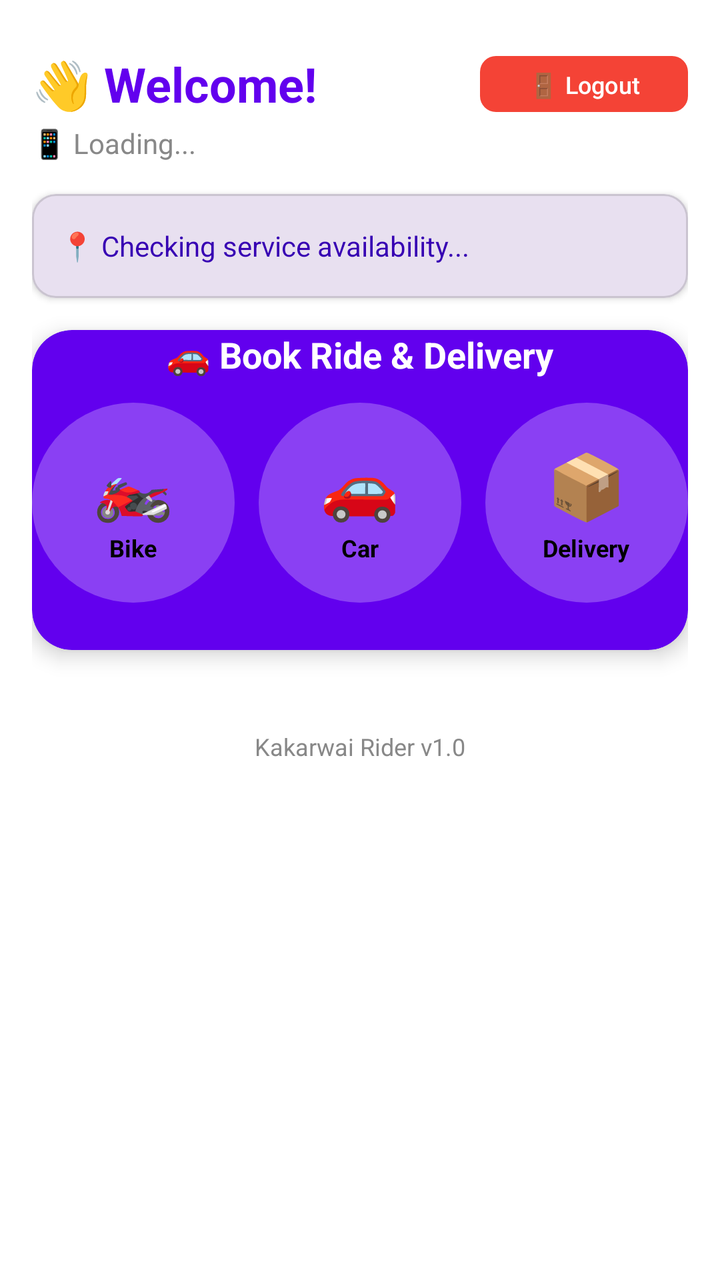
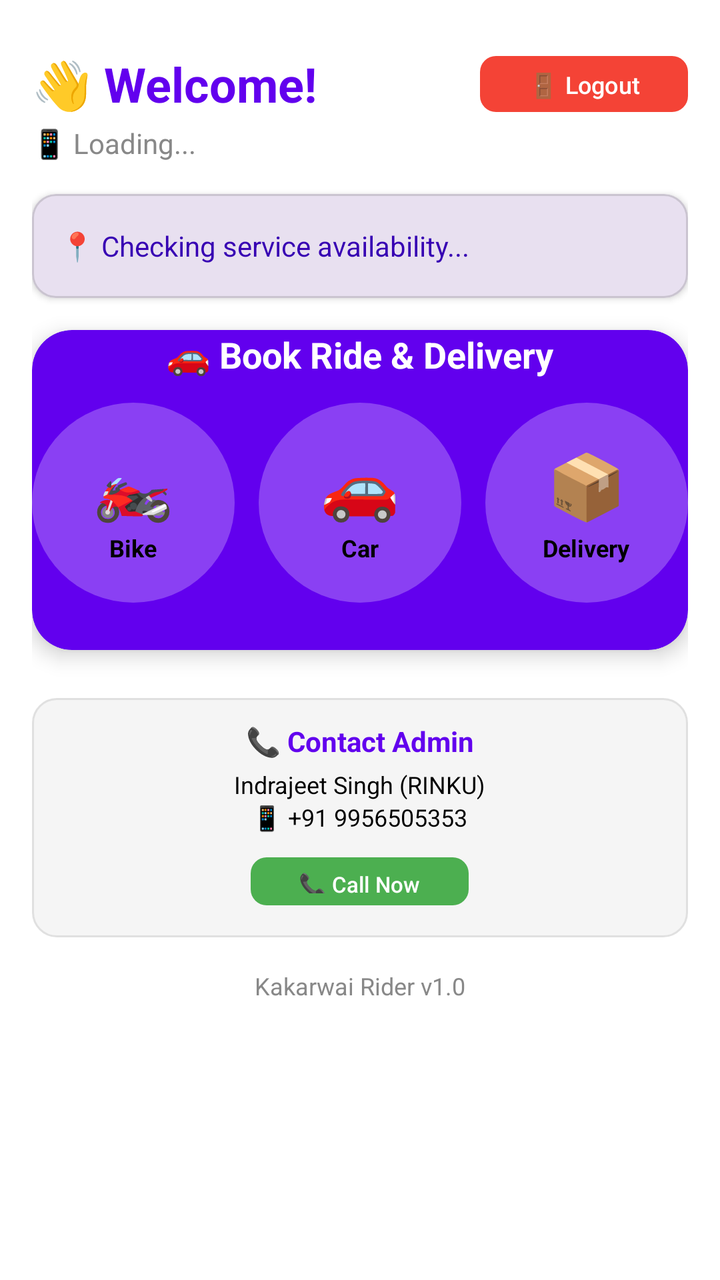

The first picture is an Android layout as it rendered before a commit; the second is the same layout after the commit. The layout source and the unified diff follow.
<!-- AndroidManifest.xml: application theme Theme.KakarwaiRider -->
<!-- res/layout/fragment_home.xml -->
<?xml version="1.0" encoding="utf-8"?>
<ScrollView xmlns:android="http://schemas.android.com/apk/res/android"
    xmlns:app="http://schemas.android.com/apk/res-auto"
    android:layout_width="match_parent"
    android:layout_height="match_parent"
    android:fillViewport="true"
    android:background="@color/white">

    <LinearLayout
        android:layout_width="match_parent"
        android:layout_height="wrap_content"
        android:orientation="vertical"
        android:padding="16dp"
        android:paddingBottom="80dp">

        
        <LinearLayout
            android:layout_width="match_parent"
            android:layout_height="wrap_content"
            android:orientation="horizontal"
            android:gravity="center_vertical"
            android:layout_marginTop="8dp"
            android:layout_marginBottom="2dp">

            <TextView
                android:id="@+id/tvWelcome"
                android:layout_width="0dp"
                android:layout_height="wrap_content"
                android:layout_weight="1"
                android:text="👋 Welcome!"
                android:textSize="24sp"
                android:textStyle="bold"
                android:textColor="@color/primary" />

            <com.google.android.material.button.MaterialButton
                android:id="@+id/btnLogout"
                android:layout_width="wrap_content"
                android:layout_height="36dp"
                android:text="🚪 Logout"
                android:textSize="12sp"
                app:cornerRadius="8dp"
                android:textColor="@color/white"
                app:backgroundTint="@color/red" />

        </LinearLayout>

        <TextView
            android:id="@+id/tvPhone"
            android:layout_width="wrap_content"
            android:layout_height="wrap_content"
            android:text="📱 Loading..."
            android:textSize="14sp"
            android:textColor="@color/grey"
            android:layout_marginBottom="16dp" />

        
        <com.google.android.material.card.MaterialCardView
            android:id="@+id/cardServiceStatus"
            android:layout_width="match_parent"
            android:layout_height="wrap_content"
            app:cardCornerRadius="12dp"
            app:cardElevation="2dp"
            android:layout_marginBottom="16dp"
            app:cardBackgroundColor="@color/primary_container">

            <LinearLayout
                android:layout_width="match_parent"
                android:layout_height="wrap_content"
                android:orientation="horizontal"
                android:padding="14dp"
                android:gravity="center_vertical">

                <TextView
                    android:id="@+id/tvServiceStatus"
                    android:layout_width="0dp"
                    android:layout_height="wrap_content"
                    android:layout_weight="1"
                    android:text="📍 Checking service availability..."
                    android:textSize="14sp"
                    android:textColor="@color/primary_dark" />

                <ProgressBar
                    android:id="@+id/progressServiceCheck"
                    android:layout_width="24dp"
                    android:layout_height="24dp"
                    android:indeterminateTint="@color/primary" />

            </LinearLayout>

        </com.google.android.material.card.MaterialCardView>

        
        <com.google.android.material.card.MaterialCardView
            android:id="@+id/cardServiceUnavailable"
            android:layout_width="match_parent"
            android:layout_height="wrap_content"
            app:cardCornerRadius="12dp"
            app:cardElevation="2dp"
            android:layout_marginBottom="16dp"
            android:visibility="gone"
            app:cardBackgroundColor="@color/orange_light">

            <LinearLayout
                android:layout_width="match_parent"
                android:layout_height="wrap_content"
                android:orientation="vertical"
                android:padding="20dp"
                android:gravity="center">

                <TextView
                    android:layout_width="wrap_content"
                    android:layout_height="wrap_content"
                    android:text="🚫"
                    android:textSize="40sp" />

                <TextView
                    android:layout_width="wrap_content"
                    android:layout_height="wrap_content"
                    android:text="Service Unavailable"
                    android:textSize="18sp"
                    android:textStyle="bold"
                    android:textColor="@color/orange_dark"
                    android:layout_marginTop="4dp" />

                <TextView
                    android:layout_width="wrap_content"
                    android:layout_height="wrap_content"
                    android:text="We are currently serving within 50km radius."
                    android:textSize="13sp"
                    android:textColor="@color/orange_dark"
                    android:gravity="center"
                    android:layout_marginTop="2dp" />

            </LinearLayout>

        </com.google.android.material.card.MaterialCardView>

        
        <androidx.cardview.widget.CardView
            android:id="@+id/cardBookRide"
            android:layout_width="match_parent"
            android:layout_height="wrap_content"
            android:minHeight="160dp"
            android:layout_marginBottom="16dp"
            app:cardCornerRadius="20dp"
            app:cardElevation="6dp"
            android:foreground="?attr/selectableItemBackground"
            app:cardBackgroundColor="@color/primary"
            android:padding="16dp">

            <LinearLayout
                android:layout_width="match_parent"
                android:layout_height="wrap_content"
                android:orientation="vertical"
                android:gravity="center">

                
                <TextView
                    android:layout_width="wrap_content"
                    android:layout_height="wrap_content"
                    android:text="🚗 Book Ride &amp; Delivery"
                    android:textSize="18sp"
                    android:textStyle="bold"
                    android:textColor="@color/white"
                    android:layout_marginBottom="12dp" />

                
                <LinearLayout
                    android:layout_width="match_parent"
                    android:layout_height="wrap_content"
                    android:orientation="horizontal"
                    android:gravity="center">

                    
                    <LinearLayout
                        android:layout_width="0dp"
                        android:layout_height="100dp"
                        android:layout_weight="1"
                        android:orientation="vertical"
                        android:gravity="center"
                        android:background="@drawable/bg_white_circle"
                        android:layout_marginEnd="6dp"
                        android:padding="8dp">

                        <TextView
                            android:layout_width="wrap_content"
                            android:layout_height="wrap_content"
                            android:text="🏍️"
                            android:textSize="32sp" />

                        <TextView
                            android:layout_width="wrap_content"
                            android:layout_height="wrap_content"
                            android:text="Bike"
                            android:textSize="12sp"
                            android:textStyle="bold"
                            android:textColor="@color/black"
                            android:layout_marginTop="2dp" />

                    </LinearLayout>

                    
                    <LinearLayout
                        android:layout_width="0dp"
                        android:layout_height="100dp"
                        android:layout_weight="1"
                        android:orientation="vertical"
                        android:gravity="center"
                        android:background="@drawable/bg_white_circle"
                        android:layout_marginStart="6dp"
                        android:layout_marginEnd="6dp"
                        android:padding="8dp">

                        <TextView
                            android:layout_width="wrap_content"
                            android:layout_height="wrap_content"
                            android:text="🚗"
                            android:textSize="32sp" />

                        <TextView
                            android:layout_width="wrap_content"
                            android:layout_height="wrap_content"
                            android:text="Car"
                            android:textSize="12sp"
                            android:textStyle="bold"
                            android:textColor="@color/black"
                            android:layout_marginTop="2dp" />

                    </LinearLayout>

                    
                    <LinearLayout
                        android:layout_width="0dp"
                        android:layout_height="100dp"
                        android:layout_weight="1"
                        android:orientation="vertical"
                        android:gravity="center"
                        android:background="@drawable/bg_white_circle"
                        android:layout_marginStart="6dp"
                        android:padding="8dp">

                        <TextView
                            android:layout_width="wrap_content"
                            android:layout_height="wrap_content"
                            android:text="📦"
                            android:textSize="32sp" />

                        <TextView
                            android:layout_width="wrap_content"
                            android:layout_height="wrap_content"
                            android:text="Delivery"
                            android:textSize="12sp"
                            android:textStyle="bold"
                            android:textColor="@color/black"
                            android:layout_marginTop="2dp" />

                    </LinearLayout>

                </LinearLayout>

            </LinearLayout>

        </androidx.cardview.widget.CardView>

        
        <TextView
            android:layout_width="match_parent"
            android:layout_height="wrap_content"
            android:text="Kakarwai Rider v1.0"
            android:textSize="12sp"
            android:textColor="@color/grey"
            android:gravity="center"
            android:layout_marginTop="24dp" />

    </LinearLayout>

</ScrollView>
<!-- resources referenced by this layout -->
<resources>
  <color name="black">#FF000000</color>
  <color name="grey">#888888</color>
  <color name="orange_dark">#E65100</color>
  <color name="orange_light">#FFF3E0</color>
  <color name="primary">@color/purple_500</color>
  <color name="primary_container">#E8E0F0</color>
  <color name="primary_dark">@color/purple_700</color>
  <color name="red">#F44336</color>
  <color name="white">#FFFFFFFF</color>
  <!-- drawable bg_white_circle (drawable) -->
  <?xml version="1.0" encoding="utf-8"?>
  <shape xmlns:android="http://schemas.android.com/apk/res/android"
      android:shape="oval">
      <solid android:color="#40FFFFFF" />
  </shape>
  <style name="Theme.KakarwaiRider" parent="Base.Theme.KakarwaiRider" />
  <color name="purple_500">#FF6200EE</color>
  <color name="purple_700">#FF3700B3</color>
  <style name="Base.Theme.KakarwaiRider" parent="Theme.Material3.DayNight.NoActionBar">
          
          
      </style>
</resources>

<!-- the commit's change to res/layout/fragment_home.xml (unified diff, before → after) -->
@@ -263,6 +263,53 @@
         </androidx.cardview.widget.CardView>
 
         
+        <LinearLayout
+            android:layout_width="match_parent"
+            android:layout_height="wrap_content"
+            android:orientation="vertical"
+            android:gravity="center"
+            android:padding="12dp"
+            android:layout_marginTop="8dp"
+            android:background="@drawable/bg_contact_admin">
+
+            <TextView
+                android:layout_width="wrap_content"
+                android:layout_height="wrap_content"
+                android:text="📞 Contact Admin"
+                android:textSize="14sp"
+                android:textStyle="bold"
+                android:textColor="@color/primary"
+                android:layout_marginBottom="4dp" />
+
+            <TextView
+                android:layout_width="wrap_content"
+                android:layout_height="wrap_content"
+                android:text="Indrajeet Singh (RINKU)"
+                android:textSize="12sp"
+                android:textColor="@color/black" />
+
+            <TextView
+                android:layout_width="wrap_content"
+                android:layout_height="wrap_content"
+                android:text="📱 +91 9956505353"
+                android:textSize="12sp"
+                android:textColor="@color/black"
+                android:layout_marginBottom="4dp" />
+
+            <com.google.android.material.button.MaterialButton
+                android:id="@+id/btnCallAdmin"
+                android:layout_width="wrap_content"
+                android:layout_height="32dp"
+                android:text="📞 Call Now"
+                android:textSize="11sp"
+                app:cornerRadius="8dp"
+                app:backgroundTint="@color/green"
+                android:textColor="@color/white"
+                android:layout_marginTop="4dp" />
+
+        </LinearLayout>
+
+        
         <TextView
             android:layout_width="match_parent"
             android:layout_height="wrap_content"
@@ -270,7 +317,7 @@
             android:textSize="12sp"
             android:textColor="@color/grey"
             android:gravity="center"
-            android:layout_marginTop="24dp" />
+            android:layout_marginTop="16dp" />
 
     </LinearLayout>
 
<!-- resource entries referenced after the edit -->
@@ -1,6 +1,7 @@
 <!-- resources referenced by this layout -->
 <resources>
   <color name="black">#FF000000</color>
+  <color name="green">#4CAF50</color>
   <color name="grey">#888888</color>
   <color name="orange_dark">#E65100</color>
   <color name="orange_light">#FFF3E0</color>
@@ -9,6 +10,15 @@
   <color name="primary_dark">@color/purple_700</color>
   <color name="red">#F44336</color>
   <color name="white">#FFFFFFFF</color>
+  <!-- drawable bg_contact_admin (drawable) -->
+  <?xml version="1.0" encoding="utf-8"?>
+  <shape xmlns:android="http://schemas.android.com/apk/res/android">
+      <solid android:color="#F5F5F5" />
+      <corners android:radius="12dp" />
+      <stroke
+          android:width="1dp"
+          android:color="#E0E0E0" />
+  </shape>
   <!-- drawable bg_white_circle (drawable) -->
   <?xml version="1.0" encoding="utf-8"?>
   <shape xmlns:android="http://schemas.android.com/apk/res/android"
